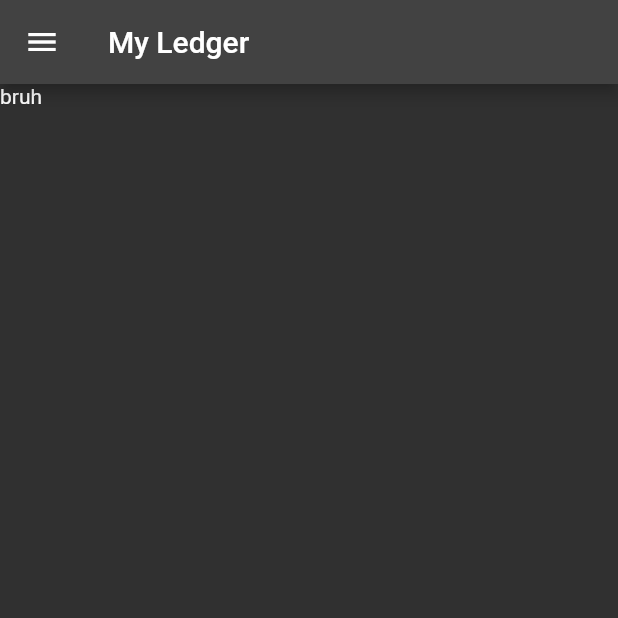
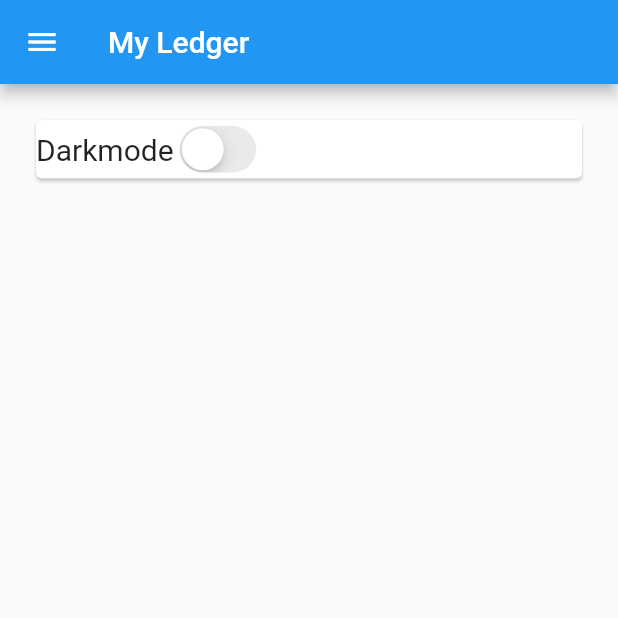
Before and after one commit to manyimy/my_ledger, a Flutter app: the screen it shows after launch, on a phone screen of 412 x 824 dp, the top half of it. Run offline on Flutter 3.47's test engine with Material 2 defaults, Android fonts, the phone set to English and light mode, and no system bars.

Commit message:
feat: Dark theme switch

```diff
--- a/lib/main.dart
+++ b/lib/main.dart
@@ -11,12 +11,21 @@ void main() {
 }
 
 class MyApp extends StatelessWidget {
+  // Using "static" so that we can easily access it later
+  static final ValueNotifier<ThemeMode> themeNotifier =
+  ValueNotifier(ThemeMode.light);
+
   const MyApp({Key? key}) : super(key: key);
 
   // This widget is the root of your application.
   @override
   Widget build(BuildContext context) {
+    return ValueListenableBuilder<ThemeMode>(
+      valueListenable: themeNotifier,
+      builder: (_, ThemeMode currentMode, __) {
         return MaterialApp(
+          // Remove the debug banner
+          debugShowCheckedModeBanner: false,
           title: 'My Ledger',
           theme: ThemeData(
             // This is the theme of your application.
@@ -29,9 +38,12 @@ class MyApp extends StatelessWidget {
             // Notice that the counter didn't reset back to zero; the application
             // is not restarted.
             primarySwatch: Colors.blue,
-        brightness: Brightness.dark,
           ),
+          darkTheme: ThemeData.dark(),
+          themeMode: currentMode,
           home: const MyHomePage(),
+        );
+      }
     );
   }
 }
@@ -121,7 +133,7 @@ class MyHomePage extends StatefulWidget {
 class _MyHomePageState extends State<MyHomePage> {
   List<Widget> bodyWidgets = [DashboardPage(), SettingsPage()];
 
-  int index = 0;
+  int index = 1;
   String title = "My Ledger";
 
   @override
--- a/lib/settings.dart
+++ b/lib/settings.dart
@@ -1,29 +1,55 @@
+import 'package:flutter/cupertino.dart';
 import 'package:flutter/material.dart';
+
+import 'package:my_ledger/main.dart';
 // import 'package:my_ledger/drawer.dart';
 
-class SettingsPage extends StatelessWidget {
+class SettingsPage extends StatefulWidget {
   const SettingsPage({Key? key}) : super(key: key);
 
   @override
+  State<SettingsPage> createState() => _SettingsPage();
+}
+
+class _SettingsPage extends State<SettingsPage>
+  with RestorationMixin {
+
+  // bool _darkMode = false;
+  final RestorableBool _darkMode = RestorableBool(false);
+
+  @override
+  String get restorationId => 'darkmode_switch';
+
+  @override
+  void restoreState(RestorationBucket? oldBucket, bool initialRestore) {
+    registerForRestoration(_darkMode, 'dark_mode');
+  }
+
+  @override
   Widget build(BuildContext context) {
-
-    return Center(
-        child: Container(
-          height: 80,
+    return Container(
           margin: const EdgeInsets.only(left: 20, top: 20, right: 20, bottom: 20),
-          child: const Text("Dark mode"),
-        )
-    );
+          child: Card(
+            child: Row(
+              mainAxisAlignment: MainAxisAlignment.start,
+              children: <Widget>[
+                const Text(
+                  'Darkmode',
+                  textAlign: TextAlign.left,
+                  style: const TextStyle(fontSize: 20),
+                ),
+                CupertinoSwitch(value: _darkMode.value, onChanged: (value) {
+                  MyApp.themeNotifier.value =
+                  MyApp.themeNotifier.value == ThemeMode.light
+                      ? ThemeMode.dark
+                      : ThemeMode.light;
+                  setState(() {
+                    _darkMode.value = value;
+                  });
+                }),
+              ],
+            ),
+          ),
+        );
   }
 }
-
-// class SettingsPage extends StatelessWidget {
-//   SettingsPage({Key? key}) : super(key: key);
-//
-//   @override
-//   Widget build(BuildContext context) {
-//     return Container(
-//       child: Text('settings'),
-//     );
-//   }
-// }
```
Also changed, not shown: lib/drawer.dart (+53 -64 lines). Lines whose indentation alone changed are shown as unchanged.
